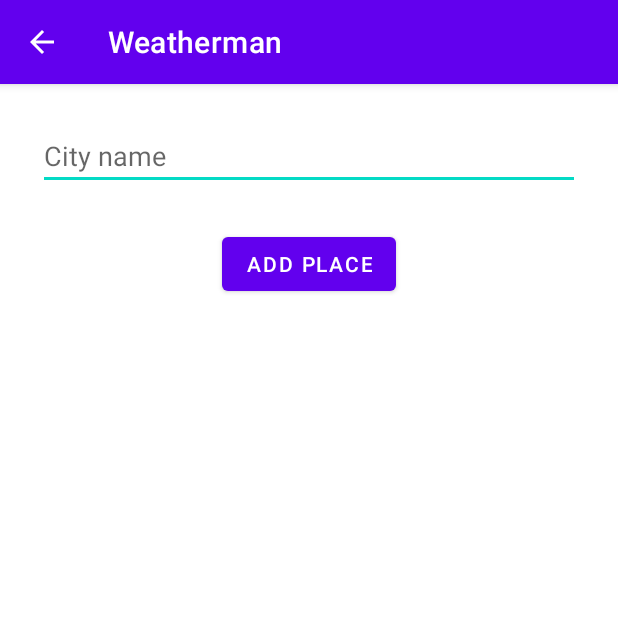
After one commit to tunalad/weatherman, an Android app: the Add_place screen opened directly, with no data from a screen before it, on a phone screen of 412 x 824 dp, the top half of it. The commit adds this screen. Run offline under Robolectric (Android 15) with nearby library versions, the phone set to English and light mode, and no system bars; libraries missing offline, so code that uses them is left out: com.chaquo.python.

Commit message:
Added activity for adding places

```diff
--- a/app/src/main/AndroidManifest.xml
+++ b/app/src/main/AndroidManifest.xml
@@ -18,6 +18,10 @@
         android:theme="@style/Theme.Weatherman"
         tools:targetApi="31">
         <activity
+            android:name=".Add_place"
+            android:exported="false"
+            android:parentActivityName=".MainActivity"/>
+        <activity
             android:name=".MainActivity"
             android:exported="true">
             <intent-filter>
--- /dev/null
+++ b/app/src/main/java/com/example/weatherman/Add_place.java
@@ -0,0 +1,50 @@
+package com.example.weatherman;
+
+import androidx.appcompat.app.AppCompatActivity;
+
+import android.os.Bundle;
+import android.view.View;
+import android.widget.Button;
+import android.widget.EditText;
+import android.widget.Toast;
+
+import com.chaquo.python.PyObject;
+import com.chaquo.python.Python;
+
+import java.sql.SQLDataException;
+
+public class Add_place extends AppCompatActivity {
+
+
+    @Override
+    protected void onCreate(Bundle savedInstanceState) {
+        super.onCreate(savedInstanceState);
+        setContentView(R.layout.activity_add_place);
+
+        String api_key = "tGfoexE52HG7mcnyCrV697NeITDjvCGA";
+
+        DatabaseManager dbManager = new DatabaseManager(this);
+        Button btn_add_place = findViewById(R.id.btn_add_place);
+        EditText et_placename = findViewById(R.id.et_placename);
+
+        try {dbManager.open();} catch (SQLDataException e) {e.printStackTrace();}
+
+        btn_add_place.setOnClickListener(new View.OnClickListener() {
+            @Override
+            public void onClick(View view) {
+                String place_name = et_placename.getText().toString();
+                if(dbManager.fetch_place_key(place_name) == null){
+                    Python py = Python.getInstance();
+                    PyObject wttr_api = py.getModule("wttr_api");
+
+                    // GET PLACE KEY
+                    PyObject place_key = wttr_api.callAttr("get_key", api_key, place_name);
+                    dbManager.insert(place_name, place_key.toString());
+                    Toast.makeText(Add_place.this, "Place added", Toast.LENGTH_SHORT).show();
+                }
+                else
+                    Toast.makeText(Add_place.this, "Place already exists", Toast.LENGTH_SHORT).show();
+            }
+        });
+    }
+}
--- /dev/null
+++ b/app/src/main/res/layout/activity_add_place.xml
@@ -0,0 +1,27 @@
+<?xml version="1.0" encoding="utf-8"?>
+<RelativeLayout xmlns:android="http://schemas.android.com/apk/res/android"
+    xmlns:app="http://schemas.android.com/apk/res-auto"
+    xmlns:tools="http://schemas.android.com/tools"
+    android:layout_width="match_parent"
+    android:layout_height="match_parent"
+    tools:context=".Add_place"
+    android:layout_margin="25sp">
+
+    <EditText
+        android:id="@+id/et_placename"
+        android:layout_width="match_parent"
+        android:layout_height="wrap_content"
+        android:ems="10"
+        android:inputType="textPersonName"
+        android:hint="City name"
+        android:layout_marginBottom="25sp"
+        />
+
+    <Button
+        android:id="@+id/btn_add_place"
+        android:layout_width="wrap_content"
+        android:layout_height="wrap_content"
+        android:layout_below="@id/et_placename"
+        android:layout_centerHorizontal="true"
+        android:text="Add place" />
+</RelativeLayout>
```
Also changed, not shown: app/src/main/java/com/example/weatherman/DatabaseManager.java (+17 -0 lines), app/src/main/java/com/example/weatherman/MainActivity.java (+12 -8 lines).
